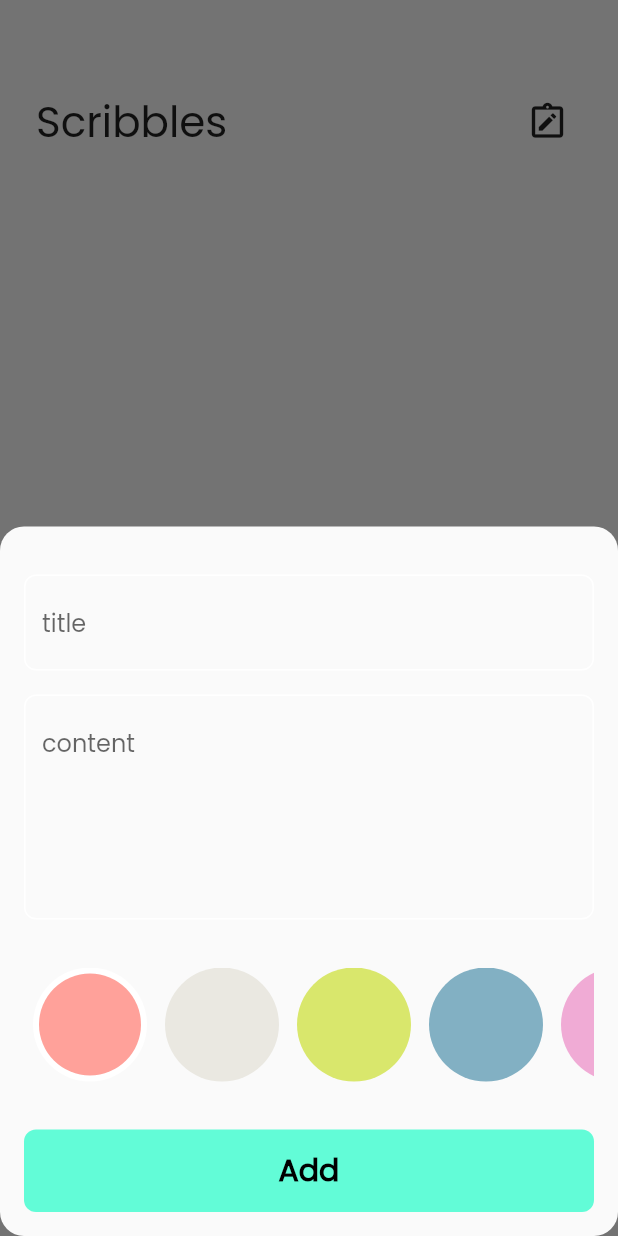
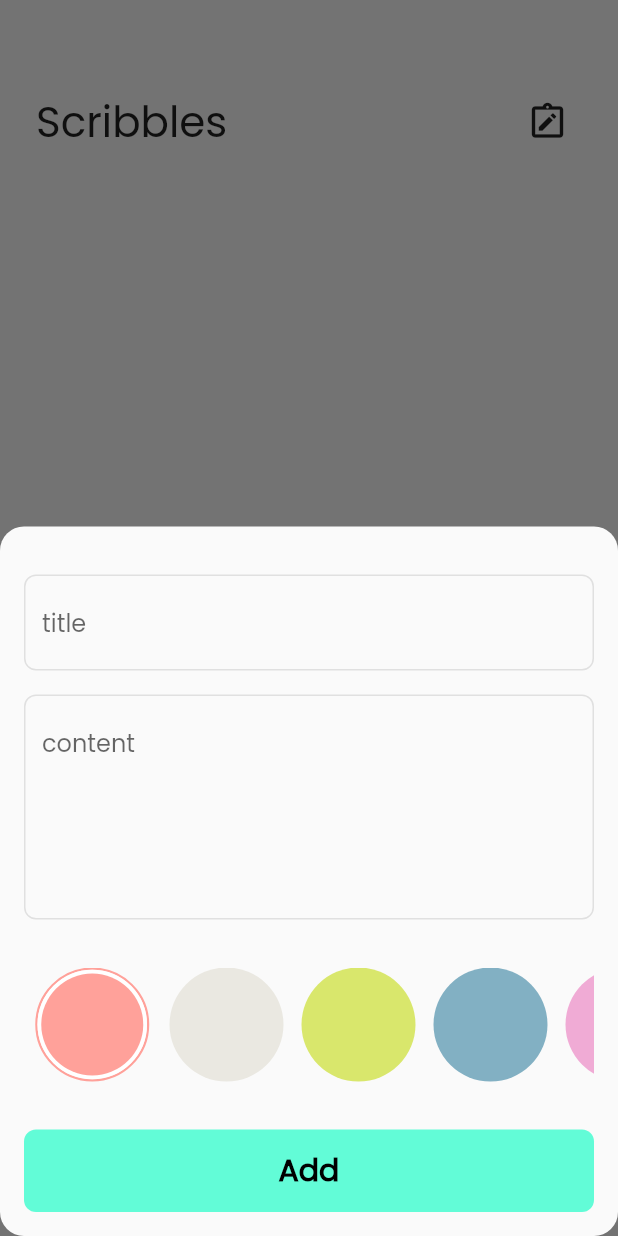
Before and after one commit to ajeesh1989/Note-app-with-block, a Flutter app: the screen it shows after launch, after a tap on the "add" icon, on a phone screen of 412 x 824 dp. Run offline on Flutter 3.47's test engine with Material 2 defaults, Android fonts, the phone set to English and light mode, and no system bars; our stand-ins replace bloc, flutter_bloc, get, hive, hive_flutter; accounts and stored records are empty.

Commit message:
finally done

```diff
--- a/lib/views/splash.dart
+++ b/lib/views/splash.dart
@@ -12,7 +12,7 @@ class _SplashScreenState extends State<SplashScreen> {
   @override
   void initState() {
     super.initState();
-    Future.delayed(const Duration(milliseconds: 4600)).then(
+    Future.delayed(const Duration(milliseconds: 2000)).then(
       (value) => Navigator.of(context).pushReplacement(
         MaterialPageRoute(
           builder: (context) => const NotesView(),
--- a/lib/views/widgets/add_note_form.dart
+++ b/lib/views/widgets/add_note_form.dart
@@ -25,6 +25,8 @@ class _AddNoteFormState extends State<AddNoteForm> {
   String? title, subTitle;
   @override
   Widget build(BuildContext context) {
+    TextEditingController titleController = TextEditingController();
+    TextEditingController contentController = TextEditingController();
     return Form(
       key: formKey,
       autovalidateMode: autovalidateMode,
@@ -34,6 +36,7 @@ class _AddNoteFormState extends State<AddNoteForm> {
             height: 32,
           ),
           CustomTextField(
+            textController: titleController,
             onSaved: (value) {
               title = value;
             },
@@ -43,6 +46,7 @@ class _AddNoteFormState extends State<AddNoteForm> {
             height: 16,
           ),
           CustomTextField(
+            textController: contentController,
             onSaved: (value) {
               subTitle = value;
             },
--- a/lib/views/widgets/colors_list_view.dart
+++ b/lib/views/widgets/colors_list_view.dart
@@ -4,20 +4,35 @@ import 'package:notes_app/constants.dart';
 import 'package:notes_app/cubits/add_note_cubit/add_note_cubit.dart';
 
 class ColorItem extends StatelessWidget {
-  const ColorItem({super.key, required this.isActive, required this.color});
+  const ColorItem({Key? key, required this.isActive, required this.color})
+      : super(key: key);
 
   final bool isActive;
+  final Color color;
 
-  final Color color;
   @override
   Widget build(BuildContext context) {
     return isActive
-        ? CircleAvatar(
-            radius: 38,
-            backgroundColor: Colors.white,
+        ? Container(
+            decoration: BoxDecoration(
+              shape: BoxShape.circle,
+              border: Border.all(
+                color: color,
+                width: 1.5,
+              ),
+            ),
             child: CircleAvatar(
-              radius: 34,
-              backgroundColor: color,
+              radius: 38,
+              backgroundColor: Colors.white,
+              child: CircleAvatar(
+                radius: 34,
+                backgroundColor: color,
+                // child: const Icon(
+                //   Icons.check,
+                //   size: 21,
+                //   color: Colors.black26,
+                // ),
+              ),
             ),
           )
         : CircleAvatar(
--- a/lib/views/widgets/custom_text_field.dart
+++ b/lib/views/widgets/custom_text_field.dart
@@ -2,22 +2,26 @@ import 'package:flutter/material.dart';
 import 'package:notes_app/constants.dart';
 
 class CustomTextField extends StatelessWidget {
-  const CustomTextField(
+  CustomTextField(
       {super.key,
       required this.hint,
       this.maxLines = 1,
       this.onSaved,
-      this.onChanged});
+      this.onChanged,
+      required this.textController});
 
   final String hint;
   final int maxLines;
+  TextEditingController textController = TextEditingController();
 
   final void Function(String?)? onSaved;
 
   final Function(String)? onChanged;
   @override
   Widget build(BuildContext context) {
+    textController.value = textController.value;
     return TextFormField(
+      controller: textController,
       onChanged: onChanged,
       onSaved: onSaved,
       validator: (value) {
@@ -40,11 +44,12 @@ class CustomTextField extends StatelessWidget {
 
   OutlineInputBorder buildBorder([color]) {
     return OutlineInputBorder(
-        borderRadius: BorderRadius.circular(
-          8,
-        ),
-        borderSide: BorderSide(
-          color: color ?? Colors.white,
-        ));
+      borderRadius: BorderRadius.circular(
+        8,
+      ),
+      borderSide: BorderSide(
+        color: color ?? Colors.grey.shade300,
+      ),
+    );
   }
 }
```
Also changed, not shown: lib/views/about.dart (+6 -6 lines), lib/views/widgets/edit_view_body.dart (+9 -0 lines).
